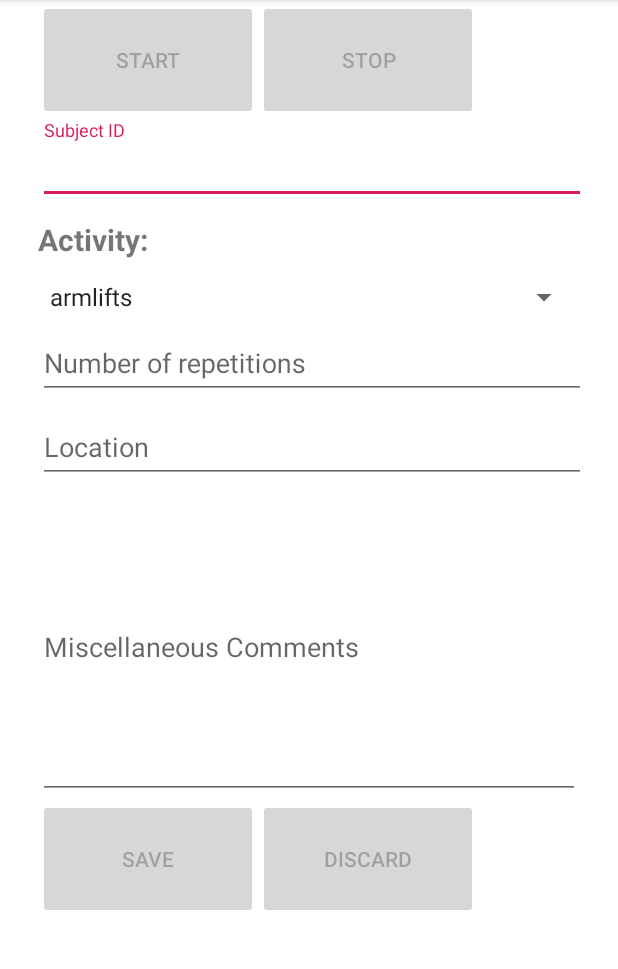
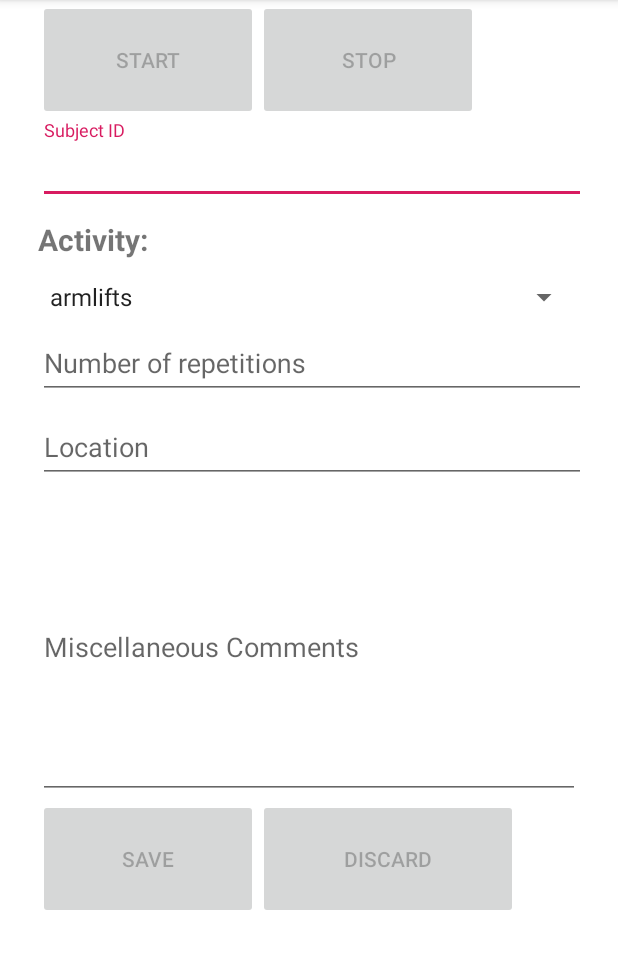
Before and after one commit to abx393/AudioRecord, an Android app: the screen it shows after launch (MainActivity), on a phone screen of 412 x 824 dp, the part 84-1053 px from its top. Run offline under Robolectric (Android 15) with nearby library versions, the light colour scheme and no system bars.

Commit message:
widened Discard button

```diff
--- a/app/src/main/res/layout/activity_main.xml
+++ b/app/src/main/res/layout/activity_main.xml
@@ -106,7 +106,7 @@
         />
     <Button
         android:id="@+id/discardButton"
-        android:layout_width="220px"
+        android:layout_width="260px"
         android:layout_height="120px"
         android:text="Discard"
         android:layout_below="@id/comments_wrapper"
```
